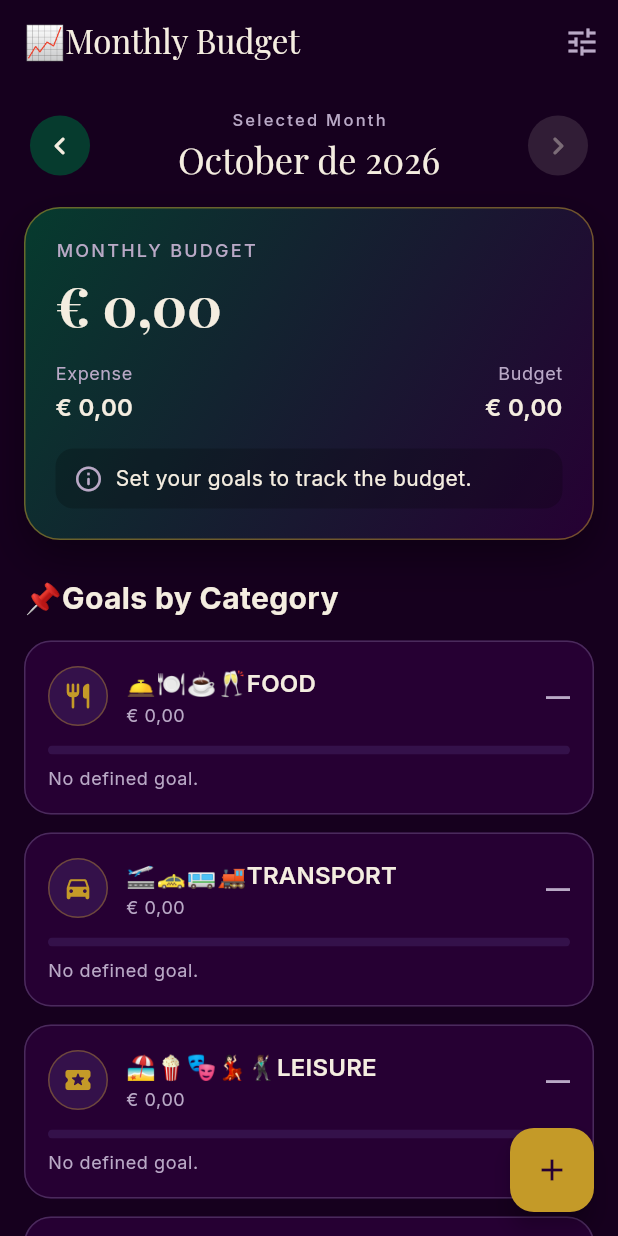
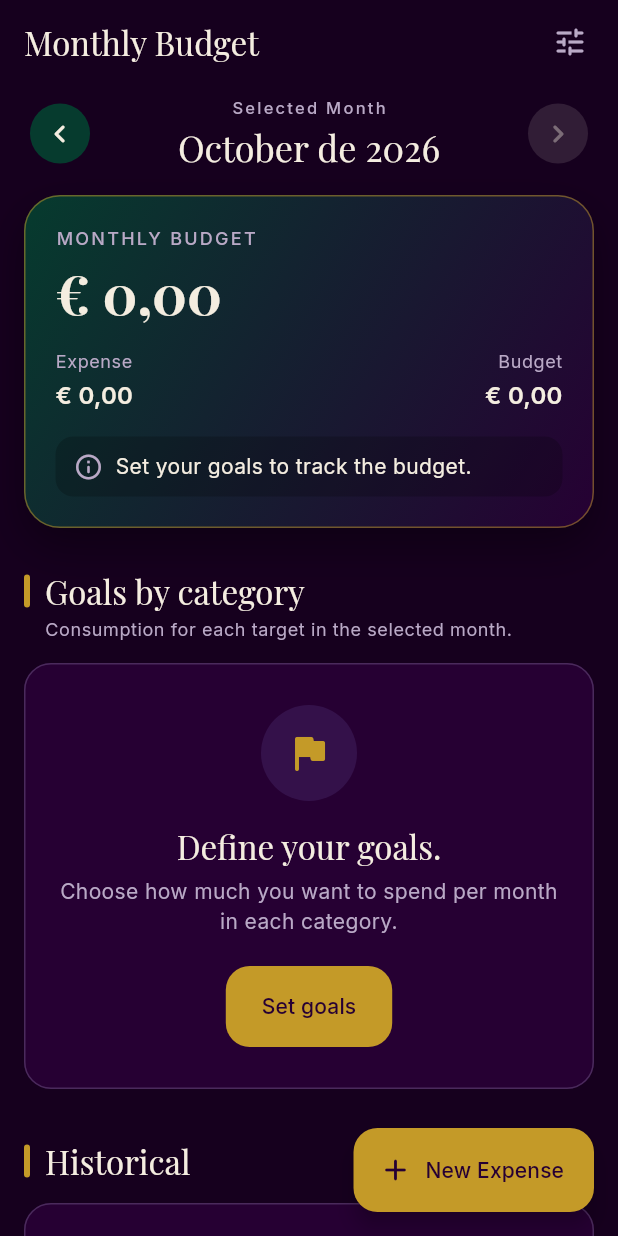
Before and after one commit to hertafranca/OrcamentoMensalemFlutter, a Flutter app: the screen it shows after launch, on a phone screen of 412 x 824 dp. Run offline on Flutter 3.47's test engine with Material 3 defaults, Android fonts, the phone set to English and light mode, and no system bars; our stand-ins replace google_fonts, shared_preferences.

Commit message:
Update home_page.dart

```diff
--- a/lib/screens/home_page.dart
+++ b/lib/screens/home_page.dart
@@ -1,4 +1,3 @@
-// lib/screens/home_page.dart
 import 'package:flutter/material.dart';
 
 import '../models/expense.dart';
@@ -7,8 +6,10 @@ import '../services/local_storage_service.dart';
 import '../utils/date_formatter.dart';
 import '../widgets/budget_summary_card.dart';
 import '../widgets/category_budget_card.dart';
+import '../widgets/empty_state.dart';
 import '../widgets/expense_day_group.dart';
 import '../widgets/month_selector.dart';
+import '../widgets/section_title.dart';
 import 'add_expense_page.dart';
 import 'budget_goals_page.dart';
 
@@ -19,7 +20,6 @@ class HomePage extends StatefulWidget {
   State<HomePage> createState() => _HomePageState();
 }
 
-// A tela principal do aplicativo de orçamento mensal.
 class _HomePageState extends State<HomePage> {
   final LocalStorageService _storage = LocalStorageService();
 
@@ -28,24 +28,22 @@ class _HomePageState extends State<HomePage> {
   final Map<ExpenseCategory, double> _goals = {
     for (final category in ExpenseCategory.values) category: 0.0,
   };
-  // Indica se os dados estão sendo carregados do armazenamento local.
+
   bool _isLoading = true;
 
-  // O mês selecionado é guardado como o dia 1 daquele mês.
   DateTime _selectedMonth = DateTime(DateTime.now().year, DateTime.now().month);
 
   bool get _isCurrentMonth {
     return DateFormatter.isSameMonth(_selectedMonth, DateTime.now());
   }
 
-  // Apenas os gastos do mês selecionado, do mais recente para o mais antigo.
   List<Expense> get _monthExpenses {
     final expenses = _expenses
         .where(
           (expense) => DateFormatter.isSameMonth(expense.date, _selectedMonth),
         )
         .toList();
-    // Ordena os gastos do mês selecionado do mais recente para o mais antigo.
+
     expenses.sort((a, b) {
       final byDate = b.date.compareTo(a.date);
 
@@ -53,14 +51,12 @@ class _HomePageState extends State<HomePage> {
         return byDate;
       }
 
-      // Mesmo dia: o cadastrado por último aparece primeiro.
       return b.id.compareTo(a.id);
     });
 
     return expenses;
   }
 
-  // Agrupa os gastos do mês por dia.
   Map<DateTime, List<Expense>> get _expensesByDay {
     final groups = <DateTime, List<Expense>>{};
 
@@ -73,7 +69,6 @@ class _HomePageState extends State<HomePage> {
     return groups;
   }
 
-  // Calcula o total gasto no mês selecionado.
   double get _totalSpent {
     return _monthExpenses.fold(0.0, (total, expense) => total + expense.amount);
   }
@@ -88,7 +83,6 @@ class _HomePageState extends State<HomePage> {
         .fold(0.0, (total, expense) => total + expense.amount);
   }
 
-  // Navega para o mês anterior.
   void _goToPreviousMonth() {
     setState(() {
       _selectedMonth = DateTime(_selectedMonth.year, _selectedMonth.month - 1);
@@ -99,10 +93,25 @@ class _HomePageState extends State<HomePage> {
     if (_isCurrentMonth) {
       return;
     }
-    // Navega para o próximo mês, se não for o mês atual.
+
     setState(() {
       _selectedMonth = DateTime(_selectedMonth.year, _selectedMonth.month + 1);
     });
+  }
+
+  void _goToCurrentMonth() {
+    final now = DateTime.now();
+
+    setState(() {
+      _selectedMonth = DateTime(now.year, now.month);
+    });
+  }
+
+  // Mostra uma mensagem curta na parte de baixo da tela.
+  void _showMessage(String message) {
+    ScaffoldMessenger.of(context)
+      ..hideCurrentSnackBar()
+      ..showSnackBar(SnackBar(content: Text(message)));
   }
 
   @override
@@ -112,7 +121,6 @@ class _HomePageState extends State<HomePage> {
     _loadData();
   }
 
-  // Carrega os gastos e objetivos salvos do armazenamento local.
   Future<void> _loadData() async {
     final expenses = await _storage.loadExpenses();
     final goals = await _storage.loadGoals();
@@ -134,7 +142,6 @@ class _HomePageState extends State<HomePage> {
     });
   }
 
-  // Abre a tela para adicionar um novo gasto.
   Future<void> _openAddExpense() async {
     final expense = await Navigator.push<Expense>(
       context,
@@ -144,18 +151,18 @@ class _HomePageState extends State<HomePage> {
     if (expense == null || !mounted) {
       return;
     }
-    // Adiciona o novo gasto à lista e salva no armazenamento local.
+
     setState(() {
       _expenses.add(expense);
 
-      // Mostra o mês do gasto que acabou de ser cadastrado.
       _selectedMonth = DateTime(expense.date.year, expense.date.month);
     });
+
+    _showMessage('Added Expenses.');
 
     await _storage.saveExpenses(_expenses);
   }
 
-  // Abre a tela para editar um gasto existente.
   Future<void> _editExpense(Expense expense) async {
     final updatedExpense = await Navigator.push<Expense>(
       context,
@@ -167,7 +174,7 @@ class _HomePageState extends State<HomePage> {
     if (updatedExpense == null || !mounted) {
       return;
     }
-    // Encontra o índice do gasto atualizado na lista e atualiza os dados.
+
     final index = _expenses.indexWhere((item) => item.id == updatedExpense.id);
 
     if (index == -1) {
@@ -177,58 +184,64 @@ class _HomePageState extends State<HomePage> {
     setState(() {
       _expenses[index] = updatedExpense;
 
-      // Se a data mudou de mês, acompanha o gasto.
       _selectedMonth = DateTime(
         updatedExpense.date.year,
         updatedExpense.date.month,
       );
     });
 
+    _showMessage('Changes saved.');
+
     await _storage.saveExpenses(_expenses);
   }
 
-  //  Exibe um diálogo de confirmação antes de excluir um gasto.
+  // Chamado quando o gasto é deslizado para fora da tela.
+  // Remove na hora (o Dismissible exige isso) e oferece "Desfazer".
   Future<void> _deleteExpense(Expense expense) async {
-    final shouldDelete =
-        await showDialog<bool>(
-          context: context,
-          builder: (context) {
-            return AlertDialog(
-              title: const Text('Delete Expense🗑'),
-              content: Text(
-                'Do You really want delete this?🗑 "${expense.title}"?',
-              ),
-              actions: [
-                TextButton(
-                  onPressed: () {
-                    Navigator.pop(context, false);
-                  },
-                  child: const Text('Cancel🚫'),
-                ),
-                FilledButton(
-                  onPressed: () {
-                    Navigator.pop(context, true);
-                  },
-                  child: const Text('Delete🗑'),
-                ),
-              ],
-            );
-          },
-        ) ??
-        false;
-    // Se o usuário não confirmou a exclusão ou a tela não está mais montada, retorna sem fazer nada.
-    if (!shouldDelete || !mounted) {
+    final index = _expenses.indexWhere((item) => item.id == expense.id);
+
+    if (index == -1) {
       return;
     }
 
     setState(() {
-      _expenses.removeWhere((item) => item.id == expense.id);
+      _expenses.removeAt(index);
+    });
+
+    ScaffoldMessenger.of(context)
+      ..hideCurrentSnackBar()
+      ..showSnackBar(
+        SnackBar(
+          content: Text('"${expense.title}"It was excluded.'),
+          showCloseIcon: true,
+          action: SnackBarAction(
+            label: 'UNDO',
+            onPressed: () {
+              _undoDelete(expense, index);
+            },
+          ),
+        ),
+      );
+
+    await _storage.saveExpenses(_expenses);
+  }
+
+  Future<void> _undoDelete(Expense expense, int index) async {
+    if (!mounted) {
+      return;
+    }
+
+    setState(() {
+      final safeIndex = index.clamp(0, _expenses.length).toInt();
+
+      _expenses.insert(safeIndex, expense);
+
+      _selectedMonth = DateTime(expense.date.year, expense.date.month);
     });
 
     await _storage.saveExpenses(_expenses);
   }
 
-  // Abre a tela de objetivos de gastos mensais para edição.
   Future<void> _openBudgetGoals() async {
     final goals = await Navigator.push<Map<ExpenseCategory, double>>(
       context,
@@ -240,12 +253,14 @@ class _HomePageState extends State<HomePage> {
     if (goals == null || !mounted) {
       return;
     }
-    // Atualiza os objetivos de gastos e salva no armazenamento local.
+
     setState(() {
       _goals
         ..clear()
         ..addAll(goals);
     });
+
+    _showMessage('Updated goals.');
 
     await _storage.saveGoals(_goals);
   }
@@ -253,69 +268,72 @@ class _HomePageState extends State<HomePage> {
   @override
   Widget build(BuildContext context) {
     final expensesByDay = _expensesByDay;
-    // Constrói a interface da tela principal do aplicativo de orçamento mensal.
+
+    // Só mostra categorias com meta ou com gasto no mês.
+    final visibleCategories = ExpenseCategory.values
+        .where(
+          (category) =>
+              (_goals[category] ?? 0) > 0 || spentByCategory(category) > 0,
+        )
+        .toList();
+
     return Scaffold(
       appBar: AppBar(
-        title: const Text('📈Monthly Budget'),
+        title: const Text('Monthly Budget'),
         actions: [
           IconButton(
             onPressed: _isLoading ? null : _openBudgetGoals,
-            icon: const Icon(Icons.tune),
-            tooltip: '✎Edit Goals',
+            icon: const Icon(Icons.tune_rounded),
+            tooltip: 'Monthly Goals',
           ),
-          // Espaço entre o botão de edição de objetivos e a borda da tela.
+          const SizedBox(width: 8),
         ],
       ),
-      // Espaço entre a barra de aplicativos e o conteúdo da tela.
       body: SafeArea(
         child: _isLoading
             ? const Center(child: CircularProgressIndicator())
-            : SingleChildScrollView(
-                padding: const EdgeInsets.all(16),
-                child: Column(
-                  crossAxisAlignment: CrossAxisAlignment.stretch,
+            : ListView(
+                padding: const EdgeInsets.fromLTRB(16, 8, 16, 120),
                 children: [
                   MonthSelector(
                     selectedMonth: _selectedMonth,
                     onPrevious: _goToPreviousMonth,
                     onNext: _isCurrentMonth ? null : _goToNextMonth,
-                    ), //  Espaço entre o seletor de mês e o resumo do orçamento.
+                    onCurrentMonth: _isCurrentMonth ? null : _goToCurrentMonth,
+                  ),
                   const SizedBox(height: 16),
                   BudgetSummaryCard(budget: _totalBudget, spent: _totalSpent),
-                    const SizedBox(height: 24),
-                    const Text(
-                      '📌Goals by Category',
-                      style: TextStyle(
-                        fontSize: 20,
-                        fontWeight: FontWeight.bold,
-                      ), // Espaço entre o título e os cartões de categoria.
+                  const SectionTitle(
+                    title: 'Goals by category',
+                    subtitle:
+                        'Consumption for each target in the selected month.',
                   ),
-                    const SizedBox(height: 8),
-                    ...ExpenseCategory.values.map(
+                  if (_totalBudget == 0)
+                    EmptyState(
+                      icon: Icons.flag_rounded,
+                      title: 'Define your goals.',
+                      message: 'Choose how much you want to spend per month in each category.',
+                      actionLabel: 'Set goals',
+                      onAction: _openBudgetGoals,
+                    ),
+                  ...visibleCategories.map(
                     (category) => CategoryBudgetCard(
                       category: category,
                       goal: _goals[category] ?? 0,
                       spent: spentByCategory(category),
-                      ), // Espaço entre os cartões de categoria.
                     ),
-                    const SizedBox(height: 24),
-                    const Text(
-                      '📋Transaction History',
-                      style: TextStyle(
-                        fontSize: 20,
-                        fontWeight: FontWeight.bold,
                   ),
-                      // Espaço entre o título e a lista de gastos.
+                  SectionTitle(
+                    title: 'Historical',
+                    subtitle: expensesByDay.isEmpty
+                        ? null
+                        : 'Tap to edit • scroll left to delete',
                   ),
-                    const SizedBox(height: 8),
                   if (expensesByDay.isEmpty)
-                      const Card(
-                        child: Padding(
-                          padding: EdgeInsets.all(16),
-                          child: Text('💵No expenses this month.'),
-                        ),
-                        // Espaço entre a mensagem de ausência de gastos e
-                        //a borda da tela.
+                    const EmptyState(
+                      icon: Icons.receipt_long_rounded,
+                      title: 'No expenses this month.',
+                      message: 'Tap "New expense" to register the first one.',
                     )
                   else
                     ...expensesByDay.entries.map(
@@ -329,19 +347,17 @@ class _HomePageState extends State<HomePage> {
                           _deleteExpense(expense);
                         },
                       ),
-                        // Espaço entre os grupos de gastos por dia.
                     ),
-                    const SizedBox(height: 80),
                 ],
-                ), // Espaço entre o conteúdo da tela e a borda inferior da tela.
               ),
       ),
       floatingActionButton: _isLoading
           ? null
-          : FloatingActionButton(
+          : FloatingActionButton.extended(
               onPressed: _openAddExpense,
-              child: const Icon(Icons.add),
-            ), // Espaço entre o botão flutuante e a borda inferior da tela.
-    ); // Espaço entre o botão flutuante e a borda inferior da tela.
+              icon: const Icon(Icons.add_rounded),
+              label: const Text('New Expense'),
+            ),
+    );
   }
 }
```
Lines whose indentation alone changed are shown as unchanged.
